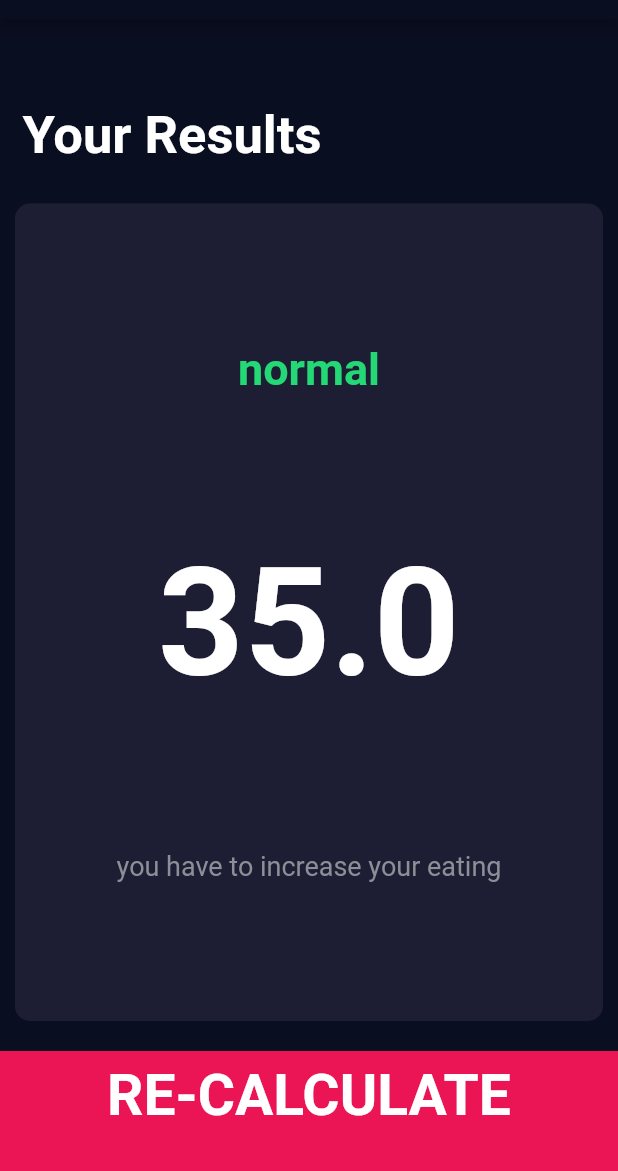
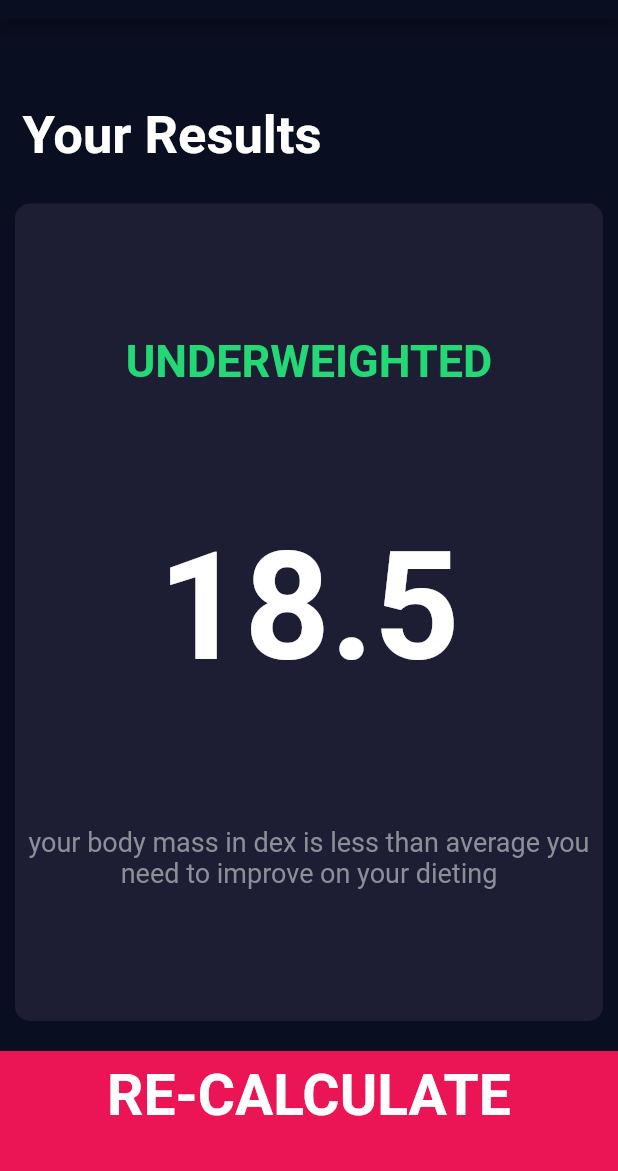
Before and after one commit to SUFFOSOHRAOUL/BMi, a Flutter app: the screen it shows after launch, after a tap on "CALCULATE", on a phone screen of 412 x 824 dp, the part 65-1236 px from its top. Run offline on Flutter 3.47's test engine with Material 2 defaults, Android fonts, the phone set to English and light mode, and no system bars; our stand-ins replace font_awesome_flutter.

Commit message:
Bmi calculator completed

```diff
--- /dev/null
+++ b/lib/calculatorbrain.dart
@@ -0,0 +1,34 @@
+import 'package:flutter/cupertino.dart';
+
+import 'dart:math';
+
+class CalculatorBrain {
+  CalculatorBrain({required this.height, required this.weight});
+  final int height;
+  final int weight;
+  double _bmi = 0;
+  String BMIcalculation() {
+    double _bmi = (weight / pow(height / 100, 2));
+    return _bmi.toStringAsFixed(1);
+  }
+
+  String getResults() {
+    if (_bmi >= 25) {
+      return 'Overweighted';
+    } else if (_bmi > 18.5) {
+      return 'normal';
+    } else {
+      return 'underweighted';
+    }
+  }
+
+  String getInterpretation() {
+    if (_bmi >= 25) {
+      return 'Your body mass index is way pass normal you need to work on your diet';
+    } else if (_bmi > 18.5) {
+      return 'perfect bomdy mass index keep up';
+    } else {
+      return 'your body mass in dex is less than average you need to improve on your dieting';
+    }
+  }
+}
--- a/lib/screen/inputpage.dart
+++ b/lib/screen/inputpage.dart
@@ -9,6 +9,7 @@ import '../icon_content.dart';
 import 'resultpage.dart';
 import '../components/buttombutton.dart';
 import '../components/roundiconbutton.dart';
+import 'package:bmi_calculatorr/calculatorbrain.dart';
 
 class input_page extends StatefulWidget {
   @override
@@ -191,8 +192,10 @@ class _input_pageState extends State<input_page> {
           bottomButton(
             label: 'CALCULATE',
             onTap: () {
+              CalculatorBrain calculatorBrain =
+                  CalculatorBrain(height: HEIGHT, weight: weight);
               Navigator.push(context,
-                  MaterialPageRoute(builder: (context) => resultpage()));
+                  MaterialPageRoute(builder: (context) => resultpage(BMIresults: calculatorBrain.BMIcalculation(), resultText: calculatorBrain.getResults(), resultInterpretation: calculatorBrain.getInterpretation())));
             },
           ),
         ],
--- a/lib/screen/resultpage.dart
+++ b/lib/screen/resultpage.dart
@@ -7,8 +7,13 @@ import '../components/constants.dart';
 import '../components/reuseable_card.dart';
 
 class resultpage extends StatelessWidget {
-  const resultpage({Key? key}) : super(key: key);
-
+  const resultpage(
+      {required this.BMIresults,
+      required this.resultText,
+      required this.resultInterpretation});
+  final String BMIresults;
+  final String resultText;
+  final String resultInterpretation;
   @override
   Widget build(BuildContext context) {
     return Scaffold(
@@ -40,16 +45,17 @@ class resultpage extends StatelessWidget {
                   crossAxisAlignment: CrossAxisAlignment.center,
                   children: [
                     Text(
-                      'normal',
+                      resultText.toUpperCase(),
                       style: kRemarktextstyle,
                     ),
                     Text(
-                      '35.0',
+                      BMIresults,
                       style: kBmiTextstyle,
                     ),
                     Text(
-                      'you have to increase your eating',
+                      resultInterpretation,
                       style: kLabelTextStyle,
+                      textAlign: TextAlign.center,
                     )
                   ],
                 ),
```
